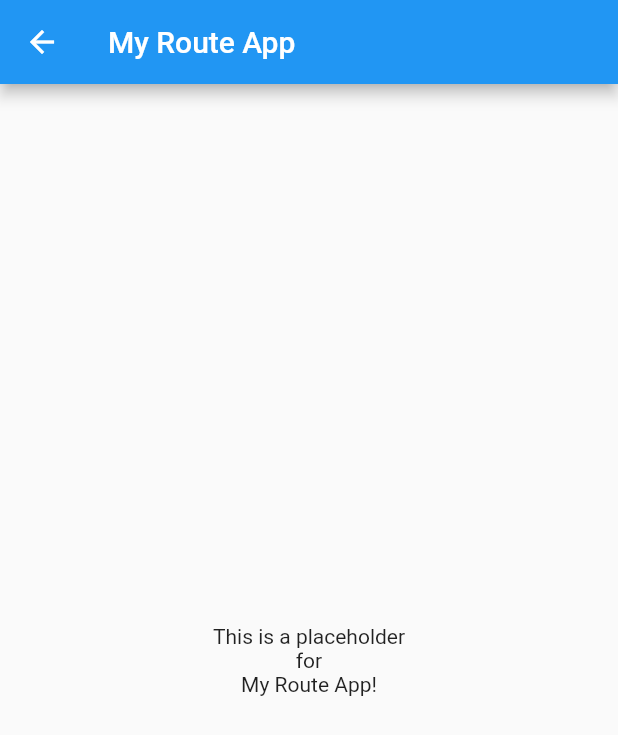
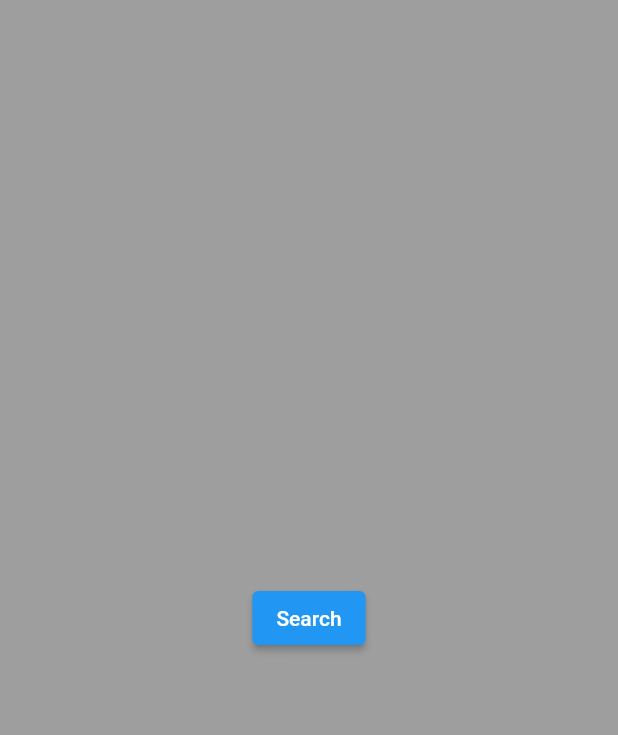
Before and after one commit to sesugh-cpaat/demo_maps_flutter, a Flutter app: the screen it shows after launch, after a tap on "Start App", on a phone screen of 412 x 824 dp. Shown: the top 735 px of the screen. Run offline on Flutter 3.47's test engine with Material 2 defaults, Android fonts, the phone set to English and light mode, and no system bars; our stand-ins replace google_maps_flutter; missing offline and left inert: flutter_google_places_hoc081098, google_api_headers, google_maps_webservice.

Commit message:
added maps and other need packages for routing, places, etc

```diff
--- a/lib/main.dart
+++ b/lib/main.dart
@@ -1,5 +1,6 @@
 import 'package:flutter/material.dart';
 import 'package:test_1/home.dart';
+import 'package:test_1/test.dart';
 
 void main() {
   runApp(const MyApp());
@@ -25,7 +26,7 @@ class MyApp extends StatelessWidget {
                 onPressed: () async {
                   // async-await and Futures
                   await Navigator.of(context).push(
-                    MaterialPageRoute(builder: (context) => HomePage()),
+                    MaterialPageRoute(builder: (context) => MyAppTest()),
                   );
                 },
                 child: Text("Start App"),
--- /dev/null
+++ b/lib/test.dart
@@ -0,0 +1,48 @@
+import 'package:flutter/material.dart';
+import 'package:flutter_google_places_hoc081098/flutter_google_places_hoc081098.dart';
+import 'package:google_api_headers/google_api_headers.dart';
+import 'package:google_maps_webservice/places.dart';
+
+class MyAppTest extends StatefulWidget {
+  MyAppTest({Key? key}) : super(key: key);
+
+  @override
+  State<MyAppTest> createState() => _MyAppTestState();
+}
+
+class _MyAppTestState extends State<MyAppTest> {
+  TextEditingController controller = TextEditingController();
+
+
+  @override
+  Widget build(BuildContext context) {
+    return Scaffold(
+      backgroundColor: Colors.grey,
+      body: Center(
+        child: ElevatedButton(
+          onPressed: () async {
+            void onError(PlacesAutocompleteResponse response) {
+      ScaffoldMessenger.of(context).showSnackBar(
+        SnackBar(
+          content: Text(response.errorMessage ?? 'Unknown error'),
+        ),
+      );
+    }
+
+    // show input autocomplete with selected mode
+    // then get the Prediction selected
+    final p = await PlacesAutocomplete.show(
+      context: context,
+      apiKey: "AIzaSyATuTMJE-N3MCC3Ne61V4KQ3t5Tahh3RP0",
+      onError: onError,
+      mode: Mode.overlay,
+      // language: 'fr',
+      components: [Component(Component.country, 'fr')],
+    );
+          },
+          child: Text("Search"),
+        ),
+      ),
+    );
+  }
+}
--- a/pubspec.yaml
+++ b/pubspec.yaml
@@ -13,7 +13,13 @@ dependencies:
     sdk: flutter
 
   cupertino_icons: ^1.0.2
+  # flutter_google_places: ^0.3.0
+  flutter_polyline_points: ^1.0.0
+  geocoding: ^2.0.4
+  geolocator: ^8.2.1
   google_maps_flutter: ^2.1.5
+  # google_places_flutter: ^2.0.5
+  flutter_google_places_hoc081098: ^1.0.1
 
 dev_dependencies:
   flutter_test:
```
Also changed, not shown: lib/home.dart (+68 -3 lines), lib/locations.dart (added, +28 -0 lines), pubspec.lock, 3 other files.
